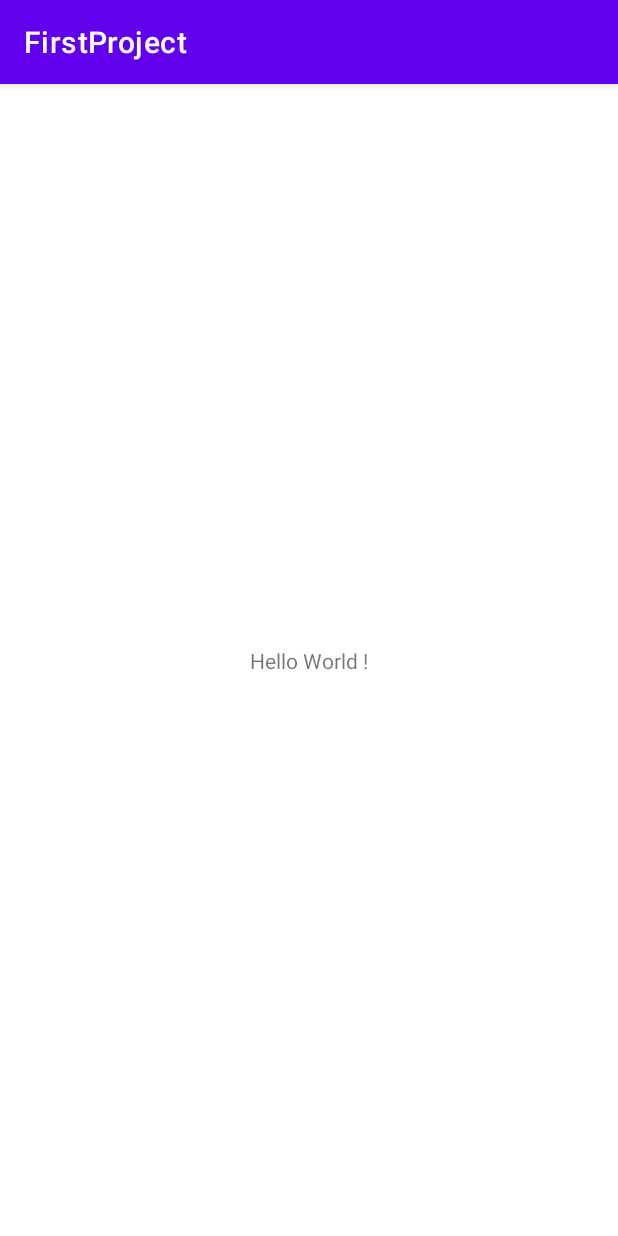
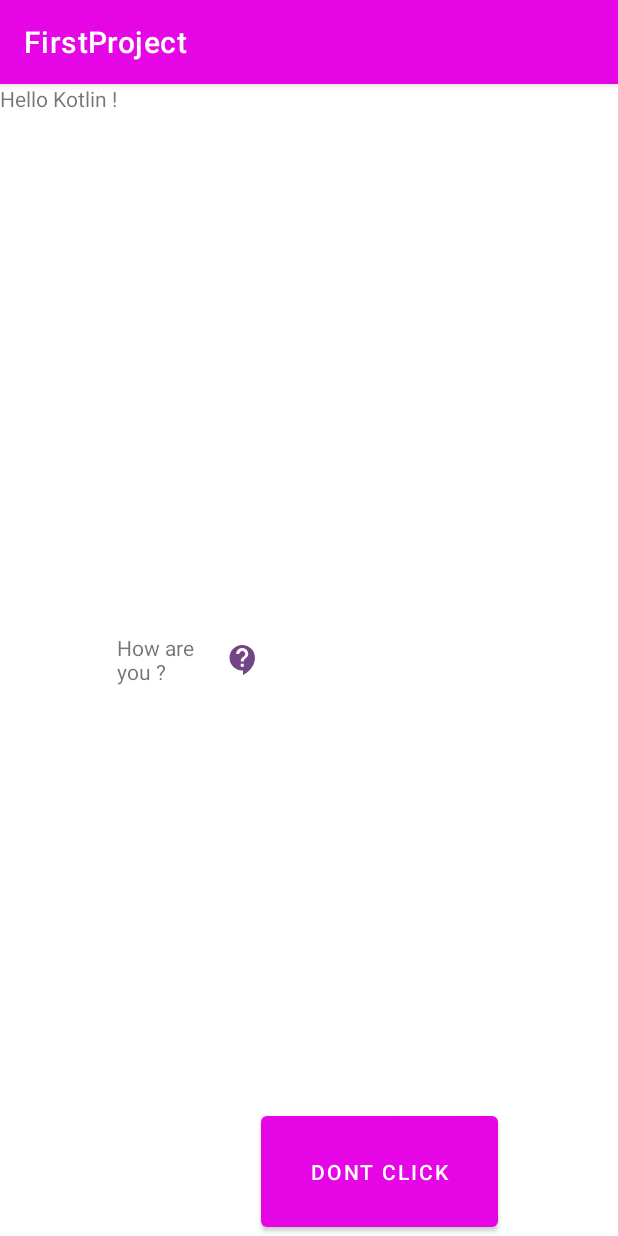
Before and after one commit to Clara-1606/Projet-1-Kotlin, an Android app: the screen it shows after launch (MainActivity), on a phone screen of 412 x 824 dp. Run offline under Robolectric (Android 15) with nearby library versions, the light colour scheme and no system bars.

Commit message:
Etape 5 et 7

```diff
--- a/app/src/main/java/com/ynov/firstproject/MainActivity.kt
+++ b/app/src/main/java/com/ynov/firstproject/MainActivity.kt
@@ -3,11 +3,19 @@ package com.ynov.firstproject
 import androidx.appcompat.app.AppCompatActivity
 import android.os.Bundle
 import android.util.Log
+import android.widget.Button
+import android.widget.Toast
 
 class MainActivity : AppCompatActivity() {
     override fun onCreate(savedInstanceState: Bundle?) {
         super.onCreate(savedInstanceState)
         setContentView(R.layout.activity_main)
+
+        //Bouton qui affiche une info toast
+        var buttonToast = findViewById<Button>(R.id.mainButton)
+        buttonToast.setOnClickListener {
+            Toast.makeText(this, R.string.text_toast, Toast.LENGTH_LONG).show()
+        }
     }
 
     override fun onStart() {
--- /dev/null
+++ b/app/src/main/res/drawable/icon_support.xml
@@ -0,0 +1,5 @@
+<vector android:height="24dp" android:tint="#744586"
+    android:viewportHeight="24" android:viewportWidth="24"
+    android:width="24dp" xmlns:android="http://schemas.android.com/apk/res/android">
+    <path android:fillColor="@android:color/white" android:pathData="M11.5,2C6.81,2 3,5.81 3,10.5S6.81,19 11.5,19h0.5v3c4.86,-2.34 8,-7 8,-11.5C20,5.81 16.19,2 11.5,2zM12.5,16.5h-2v-2h2v2zM12.5,13h-2c0,-3.25 3,-3 3,-5 0,-1.1 -0.9,-2 -2,-2s-2,0.9 -2,2h-2c0,-2.21 1.79,-4 4,-4s4,1.79 4,4c0,2.5 -3,2.75 -3,5z"/>
+</vector>
--- a/app/src/main/res/layout/activity_main.xml
+++ b/app/src/main/res/layout/activity_main.xml
@@ -1,5 +1,5 @@
 <?xml version="1.0" encoding="utf-8"?>
-<androidx.constraintlayout.widget.ConstraintLayout xmlns:android="http://schemas.android.com/apk/res/android"
+<LinearLayout xmlns:android="http://schemas.android.com/apk/res/android"
     xmlns:app="http://schemas.android.com/apk/res-auto"
     xmlns:tools="http://schemas.android.com/tools"
     android:layout_width="match_parent"
@@ -13,6 +13,33 @@
         app:layout_constraintBottom_toBottomOf="parent"
         app:layout_constraintEnd_toEndOf="parent"
         app:layout_constraintStart_toStartOf="parent"
-        app:layout_constraintTop_toTopOf="parent" />
+        app:layout_constraintTop_toTopOf="parent"
+        app:layout_constraintVertical_bias="0.474" />
 
-</androidx.constraintlayout.widget.ConstraintLayout>
+    <TextView
+        android:id="@+id/textView"
+        android:layout_width="72dp"
+        android:layout_height="wrap_content"
+        android:layout_gravity="center"
+        android:text="@string/text_question"
+        app:layout_constraintBottom_toBottomOf="parent"
+        app:layout_constraintEnd_toEndOf="parent"
+        app:layout_constraintHorizontal_bias="0.498"
+        app:layout_constraintStart_toStartOf="parent"
+        app:layout_constraintTop_toTopOf="parent"
+        app:layout_constraintVertical_bias="0.521" />
+
+    <ImageView
+        android:layout_width="wrap_content"
+        android:layout_height="wrap_content"
+        android:layout_gravity="center"
+        android:src="@drawable/icon_support" />
+
+    <Button
+        android:id="@+id/mainButton"
+        android:layout_width="158dp"
+        android:layout_height="86dp"
+        android:layout_gravity="end|bottom"
+        android:text="@string/text_button" />
+
+</LinearLayout>
--- a/app/src/main/res/values-night/themes.xml
+++ b/app/src/main/res/values-night/themes.xml
@@ -2,12 +2,12 @@
     <!-- Base application theme. -->
     <style name="Theme.FirstProjectYnov2023" parent="Theme.MaterialComponents.DayNight.DarkActionBar">
         <!-- Primary brand color. -->
-        <item name="colorPrimary">@color/purple_200</item>
-        <item name="colorPrimaryVariant">@color/purple_700</item>
+        <item name="colorPrimary">@color/pink_200</item>
+        <item name="colorPrimaryVariant">@color/pink_700</item>
         <item name="colorOnPrimary">@color/black</item>
         <!-- Secondary brand color. -->
-        <item name="colorSecondary">@color/teal_200</item>
-        <item name="colorSecondaryVariant">@color/teal_200</item>
+        <item name="colorSecondary">@color/purple_200</item>
+        <item name="colorSecondaryVariant">@color/purple_200</item>
         <item name="colorOnSecondary">@color/black</item>
         <!-- Status bar color. -->
         <item name="android:statusBarColor">?attr/colorPrimaryVariant</item>
--- a/app/src/main/res/values/colors.xml
+++ b/app/src/main/res/values/colors.xml
@@ -1,10 +1,10 @@
 <?xml version="1.0" encoding="utf-8"?>
 <resources>
-    <color name="purple_200">#FFBB86FC</color>
-    <color name="purple_500">#FF6200EE</color>
-    <color name="purple_700">#FF3700B3</color>
-    <color name="teal_200">#FF03DAC5</color>
-    <color name="teal_700">#FF018786</color>
+    <color name="pink_200">#FFFE90FE</color>
+    <color name="pink_500">#FFE505E5</color>
+    <color name="pink_700">#FF9F049F</color>
+    <color name="purple_200">#FF8504D3</color>
+    <color name="purple_700">#FF59048C</color>
     <color name="black">#FF000000</color>
     <color name="white">#FFFFFFFF</color>
 </resources>
--- a/app/src/main/res/values/strings.xml
+++ b/app/src/main/res/values/strings.xml
@@ -1,4 +1,7 @@
 <resources>
     <string name="app_name">FirstProject</string>
-    <string name="text_hello">Hello World !</string>
+    <string name="text_hello"> Hello Kotlin ! </string>
+    <string name="text_question"> How are you ? </string>
+    <string name="text_toast">You should not click :O !</string>
+    <string name="text_button">Dont click</string>
 </resources>
--- a/app/src/main/res/values/themes.xml
+++ b/app/src/main/res/values/themes.xml
@@ -2,12 +2,12 @@
     <!-- Base application theme. -->
     <style name="Theme.FirstProjectYnov2023" parent="Theme.MaterialComponents.DayNight.DarkActionBar">
         <!-- Primary brand color. -->
-        <item name="colorPrimary">@color/purple_500</item>
-        <item name="colorPrimaryVariant">@color/purple_700</item>
+        <item name="colorPrimary">@color/pink_500</item>
+        <item name="colorPrimaryVariant">@color/pink_700</item>
         <item name="colorOnPrimary">@color/white</item>
         <!-- Secondary brand color. -->
-        <item name="colorSecondary">@color/teal_200</item>
-        <item name="colorSecondaryVariant">@color/teal_700</item>
+        <item name="colorSecondary">@color/purple_200</item>
+        <item name="colorSecondaryVariant">@color/purple_700</item>
         <item name="colorOnSecondary">@color/black</item>
         <!-- Status bar color. -->
         <item name="android:statusBarColor">?attr/colorPrimaryVariant</item>
```
Also changed, not shown: 1 other file.
